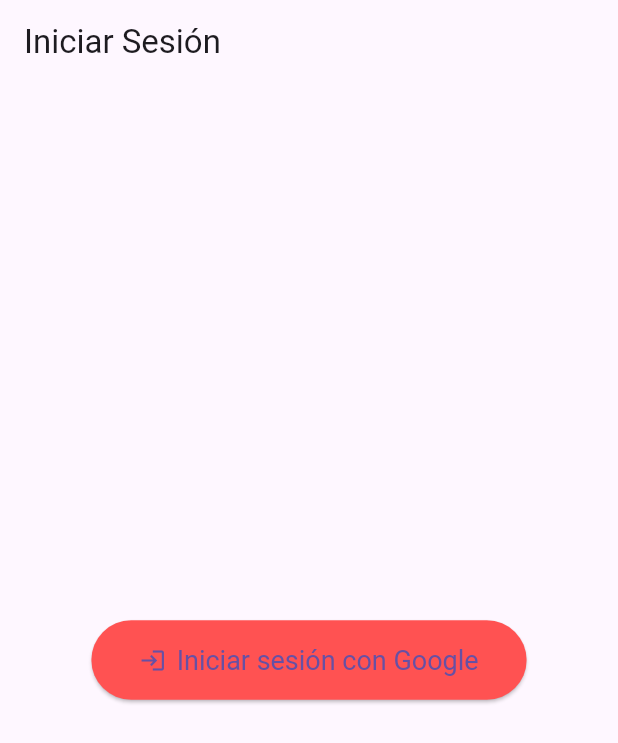
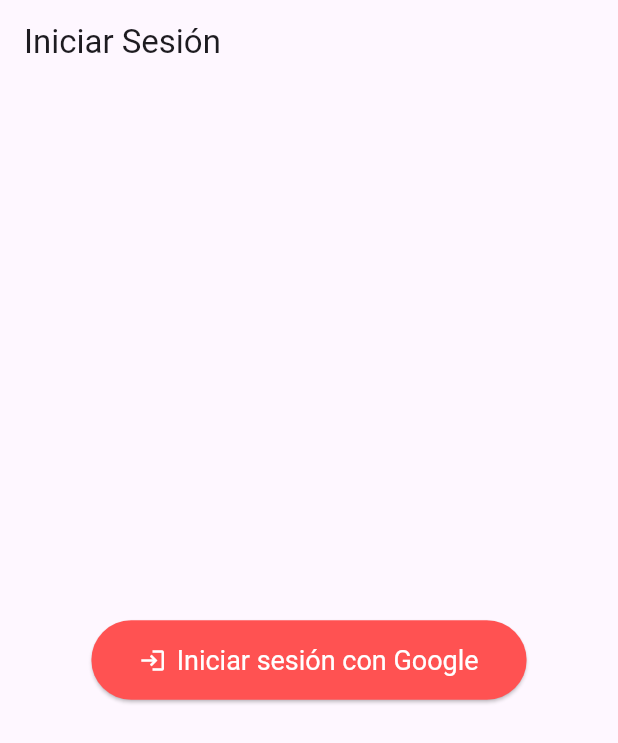
Before and after one commit to omarfcb2003/changuito, a Flutter app: the screen it shows after launch, on a phone screen of 412 x 824 dp. Shown: the top 743 px of the screen. Run offline on Flutter 3.47's test engine with Material 3 defaults, Android fonts, the phone set to English and light mode, and no system bars; our stand-ins replace cloud_firestore, file_picker, firebase_auth, firebase_core, firebase_storage, google_sign_in; accounts and stored records are empty.

Commit message:
🧼 Refactoriza login: separa botón de Google a un widget reutilizable

```diff
--- a/lib/screens/login_screen.dart
+++ b/lib/screens/login_screen.dart
@@ -1,6 +1,7 @@
 import 'package:flutter/material.dart';
 import 'package:firebase_auth/firebase_auth.dart';
 import '../services/auth_service.dart';
+import '../widgets/google_signin_button.dart';
 import 'main_screen.dart';
 
 class LoginScreen extends StatefulWidget {
@@ -14,8 +15,6 @@
   @override
   void initState() {
     super.initState();
-
-    // Verificar si ya hay un usuario autenticado
     final user = _authService.currentUser;
     if (user != null) {
       _redirectToMain();
@@ -49,15 +48,8 @@
       body: Center(
         child: Padding(
           padding: const EdgeInsets.all(24.0),
-          child: ElevatedButton.icon(
-            icon: Icon(Icons.login),
-            label: Text('Iniciar sesión con Google'),
+          child: GoogleSignInButton(
             onPressed: _signIn,
-            style: ElevatedButton.styleFrom(
-              backgroundColor: Colors.redAccent,
-              padding: EdgeInsets.symmetric(horizontal: 32, vertical: 16),
-              textStyle: TextStyle(fontSize: 18),
-            ),
           ),
         ),
       ),
--- /dev/null
+++ b/lib/widgets/google_signin_button.dart
@@ -0,0 +1,22 @@
+import 'package:flutter/material.dart';
+
+class GoogleSignInButton extends StatelessWidget {
+  final VoidCallback onPressed;
+
+  const GoogleSignInButton({Key? key, required this.onPressed}) : super(key: key);
+
+  @override
+  Widget build(BuildContext context) {
+    return ElevatedButton.icon(
+      icon: Icon(Icons.login),
+      label: Text('Iniciar sesión con Google'),
+      onPressed: onPressed,
+      style: ElevatedButton.styleFrom(
+        backgroundColor: Colors.redAccent,
+        foregroundColor: Colors.white,
+        padding: EdgeInsets.symmetric(horizontal: 32, vertical: 16),
+        textStyle: TextStyle(fontSize: 18),
+      ),
+    );
+  }
+}
```
